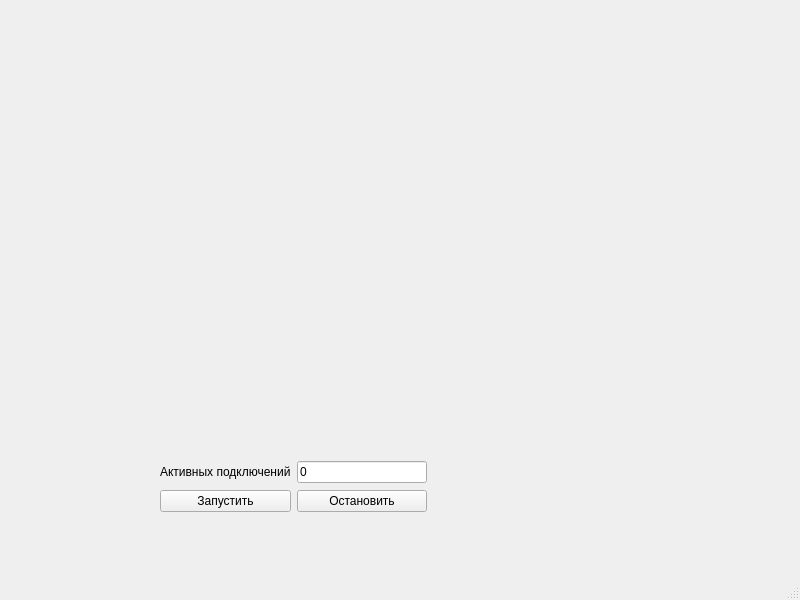
Old version of the form src/mainwindow.ui in the repository SyrtcevVadim/BesMesServer.
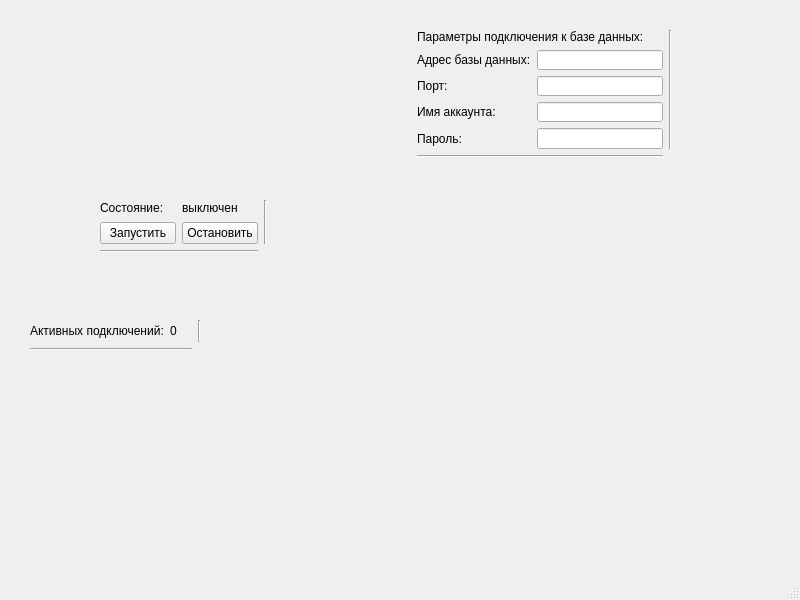
New version of the form.

Commit message: Добавлен раздел в UI для найстройки подключения к БД

Patch:
```diff
--- a/src/mainwindow.ui
+++ b/src/mainwindow.ui
@@ -14,54 +14,201 @@
    <string>BesMes Server</string>
   </property>
   <widget class="QWidget" name="centralwidget">
-   <widget class="QWidget" name="layoutWidget">
+   <widget class="QWidget" name="">
     <property name="geometry">
      <rect>
-      <x>160</x>
-      <y>460</y>
-      <width>267</width>
-      <height>55</height>
+      <x>30</x>
+      <y>320</y>
+      <width>171</width>
+      <height>31</height>
      </rect>
     </property>
-    <layout class="QVBoxLayout" name="verticalLayout">
-     <item>
-      <layout class="QHBoxLayout" name="horizontalLayout">
-       <item>
-        <widget class="QLabel" name="label">
-         <property name="text">
-          <string>Активных подключений</string>
-         </property>
-        </widget>
-       </item>
-       <item>
-        <widget class="QLineEdit" name="activeConnectionsCounter">
-         <property name="text">
-          <string>0</string>
-         </property>
-         <property name="readOnly">
-          <bool>true</bool>
-         </property>
-        </widget>
-       </item>
-      </layout>
+    <layout class="QGridLayout" name="gridLayout_2">
+     <item row="1" column="0" colspan="2">
+      <widget class="Line" name="line">
+       <property name="orientation">
+        <enum>Qt::Horizontal</enum>
+       </property>
+      </widget>
      </item>
-     <item>
-      <layout class="QHBoxLayout" name="horizontalLayout_2">
-       <item>
-        <widget class="QPushButton" name="startServerBtn">
-         <property name="text">
-          <string>Запустить</string>
-         </property>
-        </widget>
-       </item>
-       <item>
-        <widget class="QPushButton" name="stopServerBtn">
-         <property name="text">
-          <string>Остановить</string>
-         </property>
-        </widget>
-       </item>
-      </layout>
+     <item row="0" column="0">
+      <widget class="QLabel" name="label">
+       <property name="text">
+        <string>Активных подключений:</string>
+       </property>
+      </widget>
+     </item>
+     <item row="0" column="1">
+      <widget class="QLabel" name="activeConnectionsCounter">
+       <property name="toolTip">
+        <string>Количество соединений, обрабатываемых сейчас сервером</string>
+       </property>
+       <property name="text">
+        <string>0</string>
+       </property>
+      </widget>
+     </item>
+     <item row="0" column="2">
+      <widget class="Line" name="line_5">
+       <property name="orientation">
+        <enum>Qt::Vertical</enum>
+       </property>
+      </widget>
+     </item>
+    </layout>
+   </widget>
+   <widget class="QWidget" name="">
+    <property name="geometry">
+     <rect>
+      <x>100</x>
+      <y>200</y>
+      <width>167</width>
+      <height>53</height>
+     </rect>
+    </property>
+    <layout class="QGridLayout" name="gridLayout">
+     <item row="0" column="1">
+      <widget class="QLabel" name="currentServerStateLbl">
+       <property name="text">
+        <string>выключен</string>
+       </property>
+      </widget>
+     </item>
+     <item row="1" column="1">
+      <widget class="QPushButton" name="stopServerBtn">
+       <property name="toolTip">
+        <string>Останавливает работу сервера</string>
+       </property>
+       <property name="text">
+        <string>Остановить</string>
+       </property>
+      </widget>
+     </item>
+     <item row="2" column="0" colspan="2">
+      <widget class="Line" name="line_2">
+       <property name="orientation">
+        <enum>Qt::Horizontal</enum>
+       </property>
+      </widget>
+     </item>
+     <item row="0" column="0">
+      <widget class="QLabel" name="label_2">
+       <property name="text">
+        <string>Состояние:</string>
+       </property>
+       <property name="textFormat">
+        <enum>Qt::RichText</enum>
+       </property>
+      </widget>
+     </item>
+     <item row="1" column="0">
+      <widget class="QPushButton" name="startServerBtn">
+       <property name="toolTip">
+        <string>Запускает работу сервера</string>
+       </property>
+       <property name="text">
+        <string>Запустить</string>
+       </property>
+       <property name="flat">
+        <bool>false</bool>
+       </property>
+      </widget>
+     </item>
+     <item row="0" column="2" rowspan="2">
+      <widget class="Line" name="line_4">
+       <property name="orientation">
+        <enum>Qt::Vertical</enum>
+       </property>
+      </widget>
+     </item>
+    </layout>
+   </widget>
+   <widget class="QWidget" name="">
+    <property name="geometry">
+     <rect>
+      <x>417</x>
+      <y>30</y>
+      <width>255</width>
+      <height>128</height>
+     </rect>
+    </property>
+    <layout class="QGridLayout" name="gridLayout_3">
+     <item row="0" column="0" colspan="2">
+      <widget class="QLabel" name="label_3">
+       <property name="text">
+        <string>Параметры подключения к базе данных:</string>
+       </property>
+      </widget>
+     </item>
+     <item row="1" column="0">
+      <widget class="QLabel" name="label_4">
+       <property name="text">
+        <string>Адрес базы данных:</string>
+       </property>
+      </widget>
+     </item>
+     <item row="1" column="1">
+      <widget class="QLineEdit" name="lineEdit">
+       <property name="toolTip">
+        <string>IP-адрес машины, на которой запущена база данных</string>
+       </property>
+      </widget>
+     </item>
+     <item row="2" column="0">
+      <widget class="QLabel" name="label_5">
+       <property name="text">
+        <string>Порт:</string>
+       </property>
+      </widget>
+     </item>
+     <item row="2" column="1">
+      <widget class="QLineEdit" name="lineEdit_2">
+       <property name="toolTip">
+        <string>Порт, прослушиваемый базой данных</string>
+       </property>
+      </widget>
+     </item>
+     <item row="3" column="0">
+      <widget class="QLabel" name="label_6">
+       <property name="text">
+        <string>Имя аккаунта:</string>
+       </property>
+      </widget>
+     </item>
+     <item row="3" column="1">
+      <widget class="QLineEdit" name="lineEdit_3">
+       <property name="toolTip">
+        <string>Имя аккаунта, под которым сервер будет делать запросы на сервер</string>
+       </property>
+      </widget>
+     </item>
+     <item row="4" column="0">
+      <widget class="QLabel" name="label_7">
+       <property name="text">
+        <string>Пароль:</string>
+       </property>
+      </widget>
+     </item>
+     <item row="4" column="1">
+      <widget class="QLineEdit" name="lineEdit_4">
+       <property name="toolTip">
+        <string>Пароль от аккаунта в базе данных</string>
+       </property>
+      </widget>
+     </item>
+     <item row="5" column="0" colspan="2">
+      <widget class="Line" name="line_3">
+       <property name="orientation">
+        <enum>Qt::Horizontal</enum>
+       </property>
+      </widget>
+     </item>
+     <item row="0" column="2" rowspan="5">
+      <widget class="Line" name="line_6">
+       <property name="orientation">
+        <enum>Qt::Vertical</enum>
+       </property>
+      </widget>
      </item>
     </layout>
    </widget>
```
The commit also changes 2 other files.
